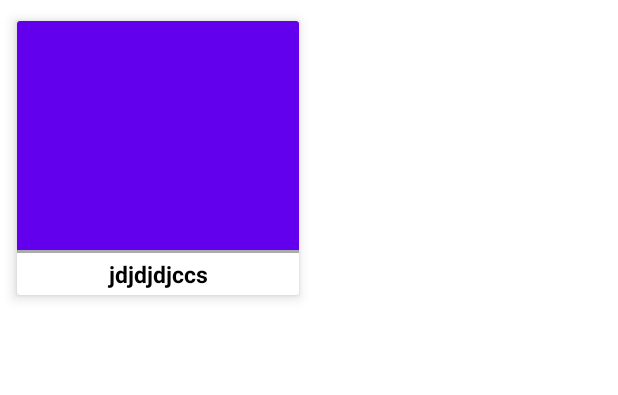
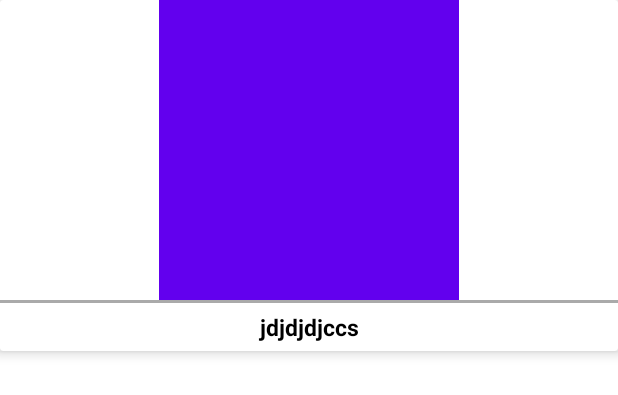
Before and after one commit to pushpakambadkar/MovieListAssignment, an Android app: the layout item_movie.xml on its own in the app's theme, with its tools: preview values and no code run, on a phone screen of 412 x 824 dp. Shown: the top 395 px of the screen. Run offline under Robolectric (Android 15) with nearby library versions, the phone set to English and light mode, and no system bars.

Commit message:
Resolved review comments

```diff
--- a/app/src/main/AndroidManifest.xml
+++ b/app/src/main/AndroidManifest.xml
@@ -5,6 +5,7 @@
     <uses-permission android:name="android.permission.INTERNET"/>
     <application
         android:allowBackup="true"
+        android:name=".MovieApplication"
         android:dataExtractionRules="@xml/data_extraction_rules"
         android:fullBackupContent="@xml/backup_rules"
         android:icon="@mipmap/ic_launcher"
--- a/app/src/main/java/com/example/movielistassignment/presentation/di/AppComponent.kt
+++ b/app/src/main/java/com/example/movielistassignment/presentation/di/AppComponent.kt
@@ -11,7 +11,7 @@ import dagger.Component
 import javax.inject.Singleton
 
 @Singleton
-@Component(modules = [ViewModelModule::class], dependencies = [CoreComponent::class])
+@Component(modules = [ViewModelModule::class, AppModule::class, UtilityModule::class], dependencies = [CoreComponent::class])
 interface AppComponent {
 
     fun inject(fragment: MovieListFragment)
@@ -19,8 +19,7 @@ interface AppComponent {
     @Component.Factory
     interface Factory {
         // Takes an instance of AppComponent when creating
-        // an instance of LoginComponent
-        fun create(coreComponent: CoreComponent): AppComponent
+        fun create(coreComponent: CoreComponent, appModule: AppModule): AppComponent
     }
 
 }
--- a/app/src/main/res/layout/item_movie.xml
+++ b/app/src/main/res/layout/item_movie.xml
@@ -1,44 +1,46 @@
 <?xml version="1.0" encoding="utf-8"?>
 <androidx.cardview.widget.CardView xmlns:android="http://schemas.android.com/apk/res/android"
     xmlns:app="http://schemas.android.com/apk/res-auto"
-    android:layout_width="200dp"
-    android:layout_height="200dp"
-    app:cardUseCompatPadding="true"
+    android:layout_width="match_parent"
+    android:layout_height="wrap_content"
     app:cardElevation="@dimen/_5dp"
-    android:layout_margin="@dimen/_5dp">
+    app:cardUseCompatPadding="false">
 
     <androidx.constraintlayout.widget.ConstraintLayout
         android:layout_width="match_parent"
-        android:layout_height="match_parent">
+        android:layout_height="wrap_content">
 
         <androidx.appcompat.widget.AppCompatImageView
             android:id="@+id/movieImg"
-            android:layout_width="match_parent"
-            android:layout_height="0dp"
+            android:layout_width="200dp"
+            android:layout_height="200dp"
             android:scaleType="fitXY"
-            android:minHeight="150dp"
             android:src="@color/purple_500"
-            app:layout_constraintBottom_toTopOf="@id/movieTv"
+            app:layout_constraintEnd_toEndOf="parent"
+            app:layout_constraintStart_toStartOf="parent"
             app:layout_constraintTop_toTopOf="parent" />
 
         <View
             android:id="@+id/separator"
             android:layout_width="match_parent"
             android:layout_height="2dp"
-            app:layout_constraintTop_toBottomOf="@id/movieImg"
-            android:background="@android:color/darker_gray"/>
+            android:background="@android:color/darker_gray"
+            app:layout_constraintTop_toBottomOf="@id/movieImg" />
 
         <com.google.android.material.textview.MaterialTextView
             android:id="@+id/movieTv"
             android:layout_width="match_parent"
             android:layout_height="wrap_content"
+            android:gravity="center"
+            android:padding="@dimen/_5dp"
             android:text="jdjdjdjccs"
             android:textAlignment="center"
             android:textColor="@color/black"
             android:textSize="15sp"
             android:textStyle="bold"
-            android:paddingVertical="@dimen/_5dp"
             app:layout_constraintBottom_toBottomOf="parent"
+            app:layout_constraintEnd_toEndOf="parent"
+            app:layout_constraintStart_toStartOf="parent"
             app:layout_constraintTop_toBottomOf="@id/separator" />
 
     </androidx.constraintlayout.widget.ConstraintLayout>
--- a/app/src/main/res/values/strings.xml
+++ b/app/src/main/res/values/strings.xml
@@ -10,6 +10,6 @@
     <string name="str_password_error">Password should be between 8 to 15 chars</string>
     <string name="str_no_movies">Oops there is no Data to display !!!</string>
 
-    <string name="str_login_screen">Login Scree</string>
+    <string name="str_login_screen">Login Screen</string>
     <string name="str_movie_screen">Movies Screen</string>
 </resources>
```
Also changed, not shown: app/src/main/java/com/example/movielistassignment/MovieApplication.kt (added, +18 -0 lines), app/src/main/java/com/example/movielistassignment/presentation/di/AppModule.kt (added, +12 -0 lines), app/src/main/java/com/example/movielistassignment/presentation/di/UtilityModule.kt (added, +19 -0 lines), app/src/main/java/com/example/movielistassignment/presentation/movies/MovieListFragment.kt (+12 -4 lines), app/src/main/java/com/example/movielistassignment/presentation/movies/MovieViewModel.kt (+15 -9 lines), app/src/main/java/com/example/movielistassignment/presentation/utility/GridSpacingItemDecoration.kt (added, +39 -0 lines).
